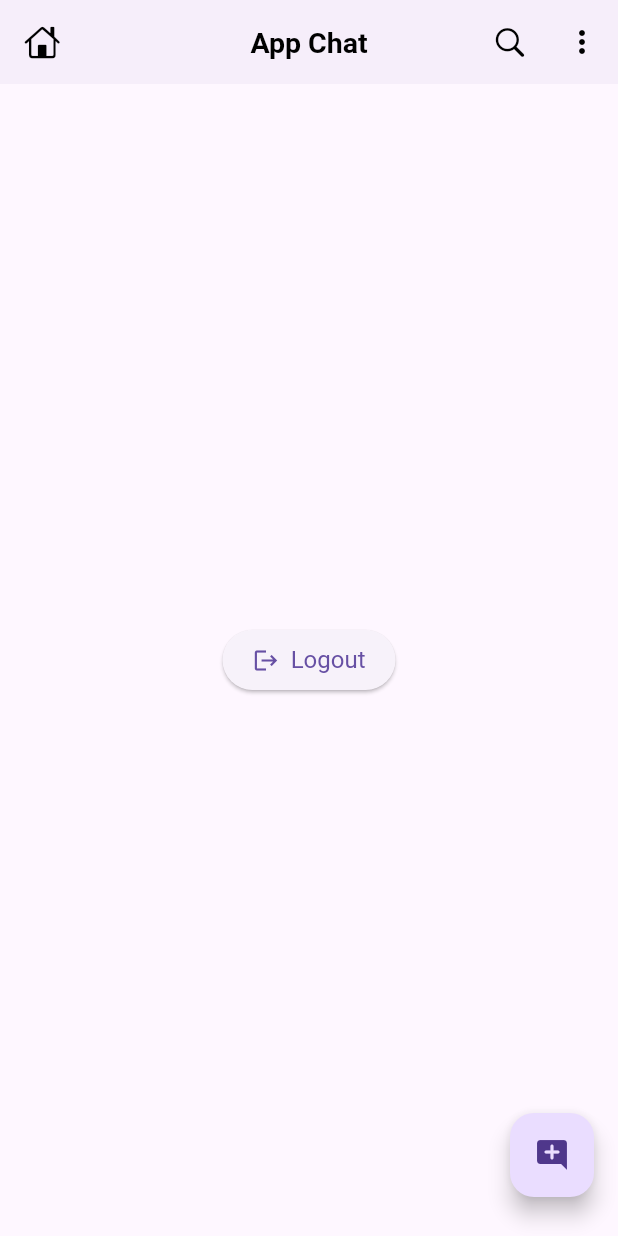
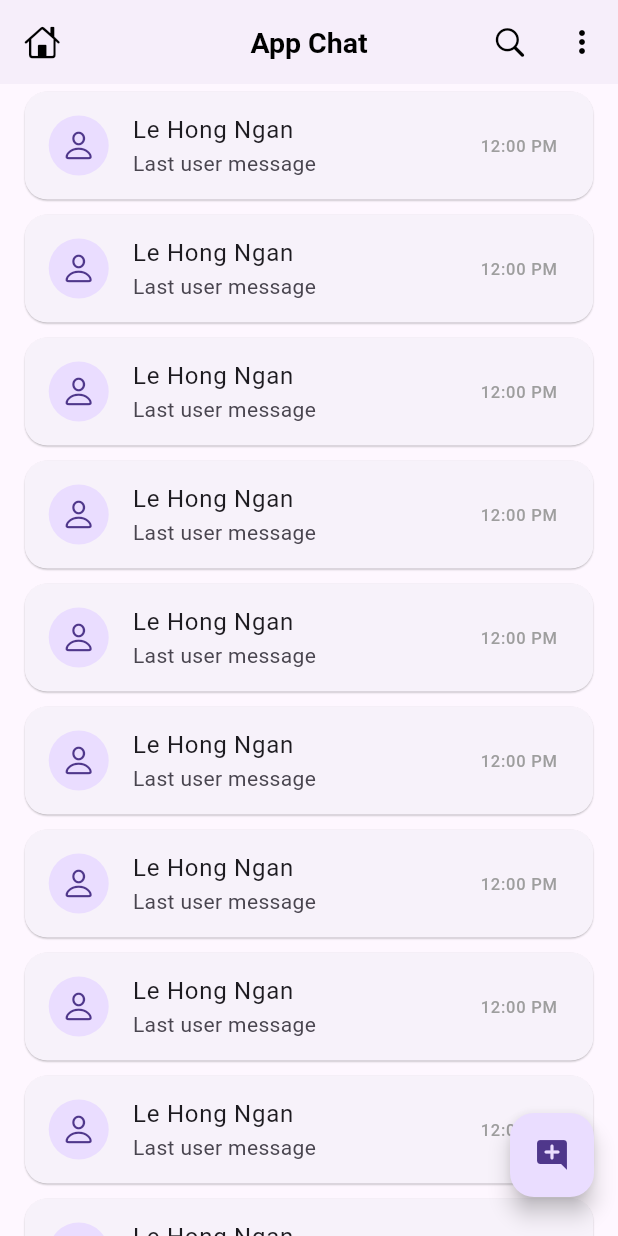
Before and after one commit to lehongngan98/App_Chat_Flutter, a Flutter app: the HomeScreen screen opened directly, after a tap on the "add comment" icon, on a phone screen of 412 x 824 dp. Run offline on Flutter 3.47's test engine with Material 3 defaults, Android fonts, the phone set to English and light mode, and no system bars; our stand-ins replace firebase_auth, firebase_core, google_sign_in; accounts and stored records are empty.

Commit message:
UI chat user card

```diff
--- /dev/null
+++ b/lib/api/apis.dart
@@ -0,0 +1,6 @@
+
+import 'package:firebase_auth/firebase_auth.dart';
+
+class APIs {
+  static FirebaseAuth auth = FirebaseAuth.instance;
+}
--- a/lib/screens/auth/login_screen.dart
+++ b/lib/screens/auth/login_screen.dart
@@ -1,8 +1,9 @@
 import 'dart:developer';
 import 'dart:io';
 
+import 'package:app_chat/api/apis.dart';
 import 'package:app_chat/main.dart';
-import 'package:app_chat/screens/helper/dialogs.dart';
+import 'package:app_chat/helper/dialogs.dart';
 import 'package:app_chat/screens/home_screen.dart';
 import 'package:firebase_auth/firebase_auth.dart';
 import 'package:flutter/material.dart';
@@ -65,7 +66,7 @@ class _LoginScreenState extends State<LoginScreen> {
       );
 
       // Once signed in, return the UserCredential
-      return await FirebaseAuth.instance.signInWithCredential(credential);
+      return await APIs.auth.signInWithCredential(credential);
     } catch (error) {
       log('\n_signInWithGoogle : $error');
       Dialogs.showSnackbar(context, 'Something went wrong (check your internet connection)');
@@ -86,7 +87,7 @@ class _LoginScreenState extends State<LoginScreen> {
       body: Stack(children: [
         AnimatedPositioned(
             top: mq.height * .10,
-            left: _isAnimate ? mq.width * .3 : -mq.width * .5,
+            right: _isAnimate ? mq.width * .3 : -mq.width * .5,
             width: mq.width * .4,
             duration: const Duration(seconds: 1),
             child: Image.asset('images/chat.png')),
--- a/lib/screens/home_screen.dart
+++ b/lib/screens/home_screen.dart
@@ -1,4 +1,6 @@
+import 'package:app_chat/api/apis.dart';
 import 'package:app_chat/screens/auth/login_screen.dart';
+import 'package:app_chat/widgets/chat_user_card.dart';
 import 'package:firebase_auth/firebase_auth.dart';
 import 'package:firebase_core/firebase_core.dart';
 import 'package:flutter/cupertino.dart';
@@ -15,7 +17,7 @@ class HomeScreen extends StatefulWidget {
 class _HomeScreenState extends State<HomeScreen> {
   // Logout function
   Future<void> _logout() async {
-    await FirebaseAuth.instance.signOut();
+    await APIs.auth.signOut();
     await GoogleSignIn().signOut();
     Navigator.pushReplacement(
         context, MaterialPageRoute(builder: (context) => const LoginScreen()));
@@ -43,23 +45,31 @@ class _HomeScreenState extends State<HomeScreen> {
         padding: const EdgeInsets.only(bottom: 10),
         child: FloatingActionButton(
             onPressed: () async {
-              await FirebaseAuth.instance.signOut();
+              await APIs.auth.signOut();
               await GoogleSignIn().signOut();
             },
             child: Icon(Icons.add_comment_rounded)),
       ),
 
       // Body
-      body: Center(
-        child: ElevatedButton.icon(
-          onPressed: _logout, // Call the logout function
-          icon: const Icon(Icons.logout),
-          label: const Text('Logout'),
-          style: ElevatedButton.styleFrom(
-            padding: const EdgeInsets.symmetric(horizontal: 20, vertical: 10),
-            textStyle: const TextStyle(fontSize: 16),
-          ),
-        ),
+      // body: Center(
+      //   child: ElevatedButton.icon(
+      //     onPressed: _logout, // Call the logout function
+      //     icon: const Icon(Icons.logout),
+      //     label: const Text('Logout'),
+      //     style: ElevatedButton.styleFrom(
+      //       padding: const EdgeInsets.symmetric(horizontal: 20, vertical: 10),
+      //       textStyle: const TextStyle(fontSize: 16),
+      //     ),
+      //   ),
+      // ),
+
+      body: ListView.builder(
+        itemCount: 20,
+        physics: const BouncingScrollPhysics(),
+        itemBuilder: (context, index)  {
+          return const ChatUserCard();
+        },
       ),
     );
   }
--- a/lib/screens/splash_screen.dart
+++ b/lib/screens/splash_screen.dart
@@ -1,9 +1,9 @@
 import 'dart:developer';
 
+import 'package:app_chat/api/apis.dart';
 import 'package:app_chat/main.dart';
 import 'package:app_chat/screens/auth/login_screen.dart';
 import 'package:app_chat/screens/home_screen.dart';
-import 'package:firebase_auth/firebase_auth.dart';
 import 'package:flutter/material.dart';
 import 'package:flutter/services.dart';
 
@@ -24,8 +24,8 @@ class _SplashScreenState extends State<SplashScreen> {
       SystemChrome.setSystemUIOverlayStyle(
           const SystemUiOverlayStyle(statusBarColor: Colors.transparent));
 
-      if (FirebaseAuth.instance.currentUser != null) {
-        log('\nUser: ${FirebaseAuth.instance.currentUser}');
+      if (APIs.auth.currentUser != null) {
+        log('\nUser: ${APIs.auth.currentUser}');
         // navigation to home screen
         Navigator.pushReplacement(context,
             MaterialPageRoute(builder: (context) => const HomeScreen()));
--- /dev/null
+++ b/lib/widgets/chat_user_card.dart
@@ -0,0 +1,30 @@
+import 'package:flutter/cupertino.dart';
+import 'package:flutter/material.dart';
+import 'package:app_chat/main.dart';
+
+class ChatUserCard extends StatefulWidget {
+  const ChatUserCard({super.key});
+
+  @override
+  State<ChatUserCard> createState() => _ChatUserCardState();
+}
+
+class _ChatUserCardState extends State<ChatUserCard> {
+  @override
+  Widget build(BuildContext context) {
+    return InkWell(
+        onTap: () {},
+        child: Card(
+          margin: EdgeInsets.symmetric(horizontal: mq.width * .04 , vertical: 5),
+          elevation: 0.5,
+          shape: RoundedRectangleBorder(
+              borderRadius: BorderRadius.circular(15)),
+          child: const ListTile(
+              leading: CircleAvatar(child: Icon(CupertinoIcons.person)),
+              title: const Text('Le Hong Ngan'),
+              subtitle: const Text('Last user message'),
+              trailing:
+                  const Text('12:00 PM', style: TextStyle(color: Colors.grey))),
+        ));
+  }
+}
```
Also changed, not shown: lib/helper/dialogs.dart (renamed from lib/screens/helper/dialogs.dart).
